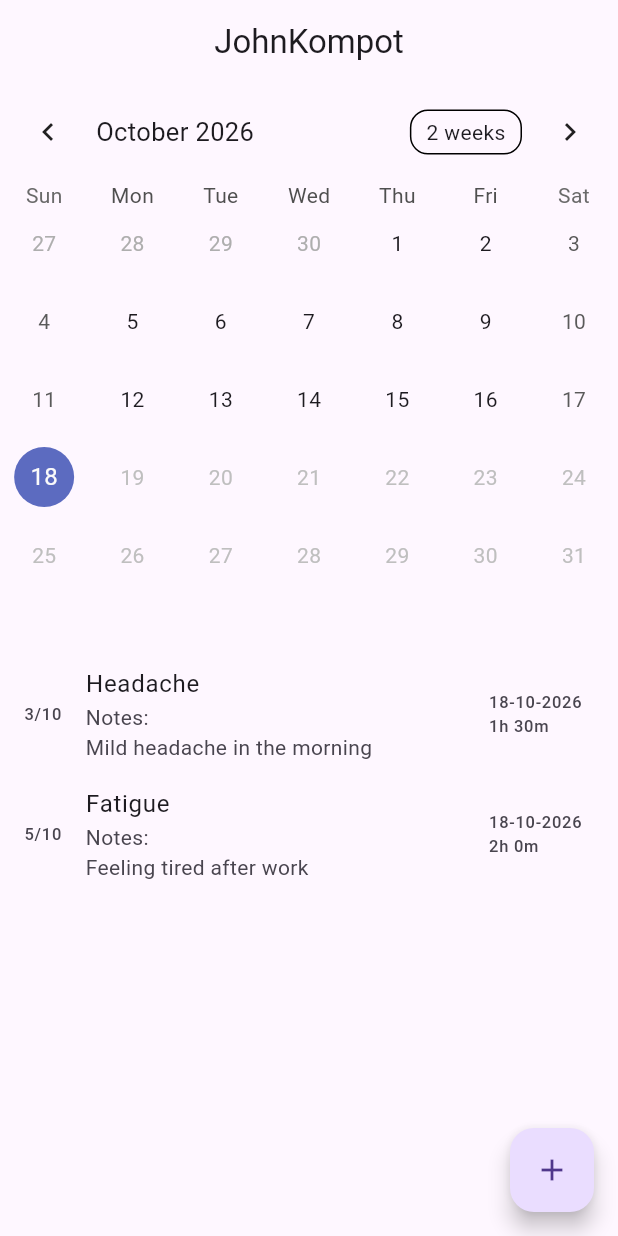
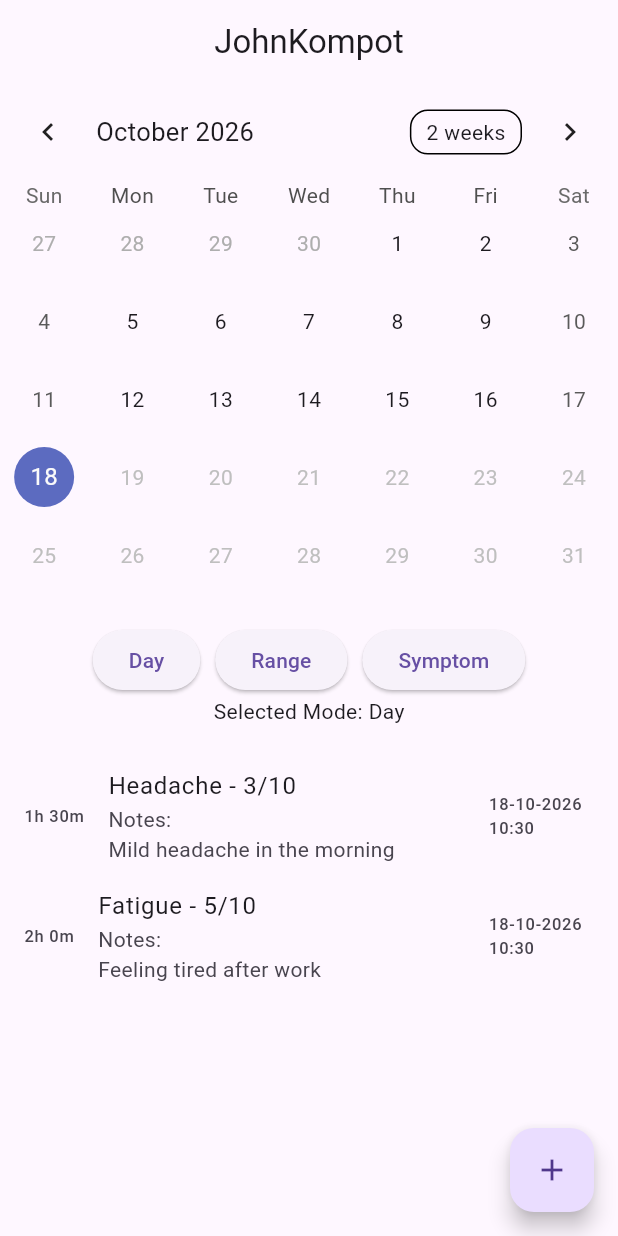
Before and after one commit to RakTotah/HealthHack48-2026, a Flutter app: the screen it shows after launch, on a phone screen of 412 x 824 dp. Run offline on Flutter 3.47's test engine with Material 3 defaults, Android fonts, the phone set to English and light mode, and no system bars; drawn by our look-alikes of table_calendar.

Commit message:
mode change buttons

```diff
--- a/frontend/lib/main.dart
+++ b/frontend/lib/main.dart
@@ -101,6 +101,12 @@ class _CalendarState extends State<Calendar> {
   String _selectedSymptom = ""; // Name of the selected symptom
   int _selectedRange = 0; // Number of days for range selection
 
+  _setMode(int mode) {
+    setState(() {
+      _selectedMode = mode;
+    });
+  }
+
   List<Symptom> _getSymptoms() {
     // Backend logic to fetch symptoms for the selected day can be called here
     switch (_selectedMode) {
@@ -163,7 +169,8 @@ class _CalendarState extends State<Calendar> {
           },
         ),
         SizedBox(height: 20),
-        //ModeSelector(),
+        ModeSelector(_setMode),
+        Text("Selected Mode: ${_selectedMode == 0 ? "Day" : _selectedMode == 1 ? "Range" : "Symptom"}"),
         SizedBox(height: 20),
         SymptomList(_getSymptoms()),
       ],
@@ -172,7 +179,10 @@ class _CalendarState extends State<Calendar> {
 }
 
 class ModeSelector extends StatelessWidget {
-  const ModeSelector({super.key});
+  const ModeSelector(this.onModeChanged, {super.key});
+
+  final Function(int) onModeChanged;
+
 
   @override
   Widget build(BuildContext context) {
@@ -181,7 +191,7 @@ class ModeSelector extends StatelessWidget {
       children: [
         ElevatedButton(
           onPressed: () {
-            // Set mode to day
+            onModeChanged(0);
           },
           child: Text("Day"),
         ),
@@ -189,6 +199,7 @@ class ModeSelector extends StatelessWidget {
         ElevatedButton(
           onPressed: () {
             // Set mode to range
+            onModeChanged(1);
           },
           child: Text("Range"),
         ),
@@ -196,6 +207,7 @@ class ModeSelector extends StatelessWidget {
         ElevatedButton(
           onPressed: () {
             // Set mode to symptom
+            onModeChanged(2);
           },
           child: Text("Symptom"),
         ),
@@ -225,15 +237,16 @@ class SymptomDisplay extends StatelessWidget {
   const SymptomDisplay({super.key, required this.symptom});
 
   final Symptom symptom;
-  static final DateFormat formatter = DateFormat('dd-MM-yyyy');
+  static final DateFormat day = DateFormat('dd-MM-yyyy');
+  static final DateFormat time = DateFormat('HH:mm');
 
   @override
   Widget build(BuildContext context) {
     return ListTile(
-      title: Text(symptom.name),
+      title: Text("${symptom.name} - ${symptom.severity}/10"),
       subtitle: Text("Notes:\n${symptom.note}"),
-      trailing: Text("${formatter.format(symptom.date)}\n${symptom.hours}h ${symptom.minutes}m"),
-      leading: Text("${symptom.severity}/10"),
+      trailing: Text("${day.format(symptom.date)}\n${time.format(symptom.date)}"),
+      leading: Text("${symptom.hours}h ${symptom.minutes}m"),
     );
   }
 }
--- a/frontend/pubspec.yaml
+++ b/frontend/pubspec.yaml
@@ -8,7 +8,7 @@ environment:
 
 dependencies:
   table_calendar: ^3.3.0
-  intl: ^0.19.0
+  intl: ^0.20.3
   flutter:
     sdk: flutter
 
```
Also changed, not shown: frontend/pubspec.lock.
